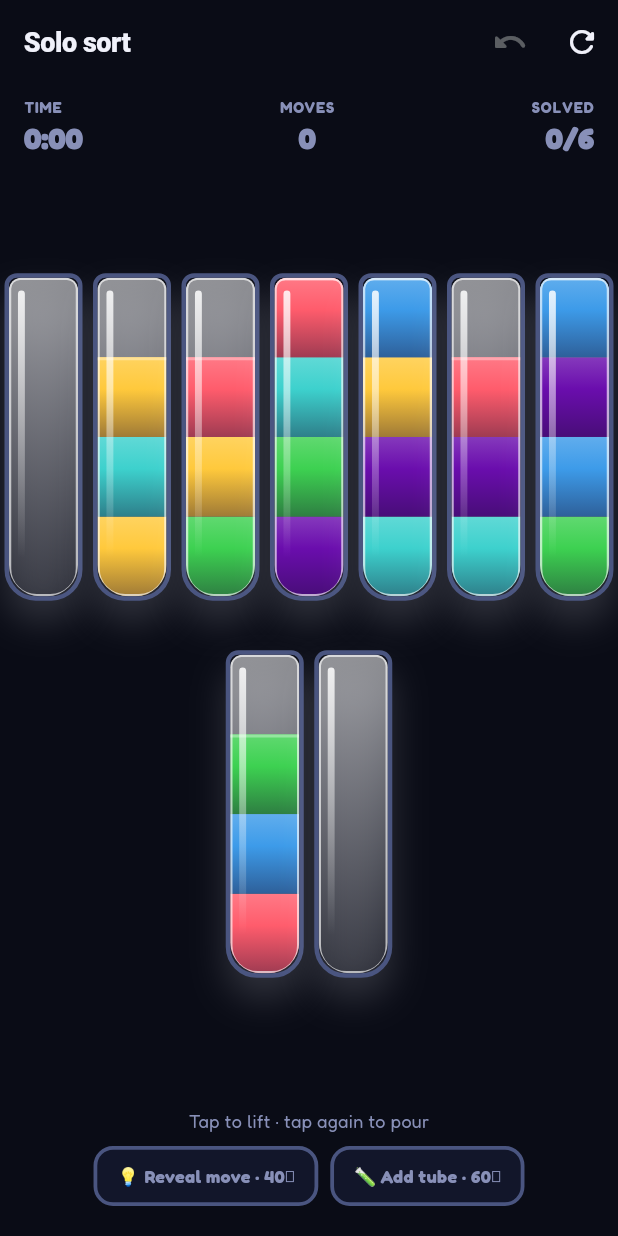
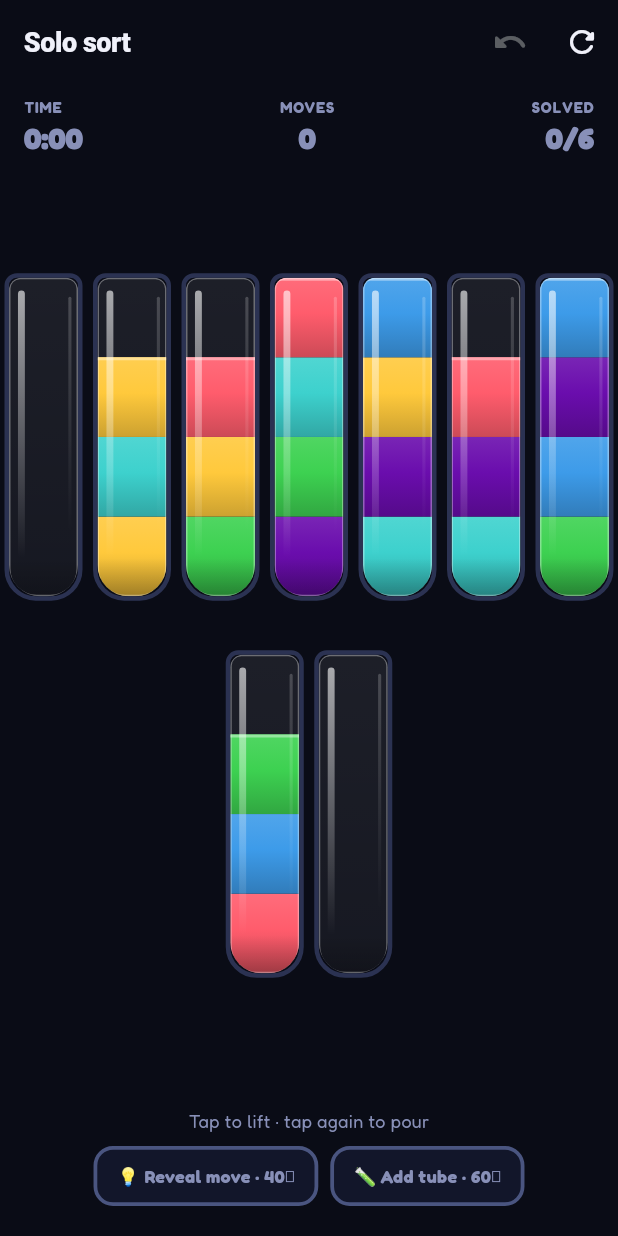
Before and after one commit to hamoodcode990/vialo, a Flutter app: the SoloGameScreen screen opened directly, after a tap on "🧪 Add tube · 60🪙", on a phone screen of 412 x 824 dp. Run offline on Flutter 3.47's test engine with Material 3 defaults, Android fonts, the phone set to English and light mode, and no system bars; our stand-ins replace audioplayers, flutter_riverpod, flutter_secure_storage, flutter_svg, google_mobile_ads, shared_preferences and 1 more; missing offline and left inert: flutter_displaymode, purchases_flutter; accounts and stored records are empty.

Commit message:
Phase 4: clear glass, flat liquid, softer selection dimming
Empty glass is white at 5-8%, background visible. The grey came from the
tube's BoxShadow painting under the whole box, so that is gone. Rim is a thin
bright edge with a darker outer edge; adds a right-edge highlight and a soft
inner shadow at the bottom curve. Liquid has a flat surface with a 2px lighter
meniscus and a subtle per-band gradient. Non-selected tubes dim to 75% over
120ms instead of 34% over 180ms; green outline on legal targets stays.

Co-Authored-By: Claude Opus 5.5 <noreply@anthropic.com>

```diff
--- a/app/lib/widgets/pour_animation.dart
+++ b/app/lib/widgets/pour_animation.dart
@@ -2,7 +2,6 @@ import 'dart:math' as math;
 
 import 'package:flutter/material.dart';
 
-import '../theme/app_colors.dart';
 import 'tube_geometry.dart';
 import 'tube_painter.dart';
 
@@ -412,7 +411,7 @@ class _StagePainter extends CustomPainter {
         Paint()
           ..style = PaintingStyle.stroke
           ..strokeWidth = kTubeBorder
-          ..color = AppColors.outline,
+          ..color = kTubeEdgeColor,
       );
     });
   }
--- a/app/lib/widgets/tube_painter.dart
+++ b/app/lib/widgets/tube_painter.dart
@@ -1,6 +1,5 @@
 import 'package:flutter/material.dart';
 
-import '../theme/app_colors.dart';
 import '../theme/board_colors.dart';
 
 /// A contiguous run of one colour, bottom-up. Fractional while a pour is
@@ -63,15 +62,17 @@ Color shade(Color c, int delta) {
   );
 }
 
-// A shared "essence" undertone every liquid blends toward near the bottom of
-// its vial. tube_palettes.dart's audited hex values are untouched; only how a
-// resolved colour gets painted changes here.
-const _essenceUndertone = Color(0xFF1A0E2E);
+/// The darker outer edge that separates a tube from the background. Selected,
+/// legal-target and sealed tubes replace it with their own colour.
+const Color kTubeEdgeColor = Color(0xFF2B3252);
 
-List<Color> _essenceGradient(Color base) => [
-      Color.lerp(base, Colors.white, 0.18)!,
+/// Each colour band: a touch lighter at the top, a touch darker at the bottom.
+/// tube_palettes.dart's audited hex values are untouched; only how a resolved
+/// colour gets painted changes here.
+List<Color> _bandGradient(Color base) => [
+      Color.lerp(base, Colors.white, 0.10)!,
       base,
-      Color.lerp(base, _essenceUndertone, 0.42)!,
+      Color.lerp(base, Colors.black, 0.20)!,
     ];
 
 RRect tubeRRect(Size size) => RRect.fromRectAndCorners(
@@ -89,8 +90,8 @@ Paint bandPaint(Color color, Rect rect) {
     ..shader = LinearGradient(
       begin: Alignment.topCenter,
       end: Alignment.bottomCenter,
-      colors: metallic ? kMetallicGoldStops : _essenceGradient(color),
-      stops: metallic ? const [0.0, 0.3, 0.7, 1.0] : const [0.0, 0.4, 1.0],
+      colors: metallic ? kMetallicGoldStops : _bandGradient(color),
+      stops: metallic ? const [0.0, 0.3, 0.7, 1.0] : const [0.0, 0.45, 1.0],
     ).createShader(rect);
 }
 
@@ -122,28 +123,39 @@ Paint meniscusPaint(Color color) => Paint()
   ..strokeWidth = 2
   ..style = PaintingStyle.stroke;
 
+/// Clear glass: the background shows through, with the faintest white tint.
 void paintGlassBack(Canvas canvas, Size size) {
   canvas.drawRRect(
     tubeRRect(size),
     Paint()
       ..shader = LinearGradient(
-        begin: Alignment.topLeft,
-        end: Alignment.bottomRight,
-        colors: [Colors.white.withValues(alpha: 0.55), AppColors.txt.withValues(alpha: 0.05)],
+        begin: Alignment.topCenter,
+        end: Alignment.bottomCenter,
+        colors: [Colors.white.withValues(alpha: 0.08), Colors.white.withValues(alpha: 0.05)],
       ).createShader(Offset.zero & size),
   );
 }
 
+/// Everything in front of the liquid: inner shadow at the bottom curve, the
+/// left streak, a faint right-edge highlight and the bright rim.
 void paintGlassFront(Canvas canvas, Size size) {
   final w = size.width, h = size.height;
   final rrect = tubeRRect(size);
-  canvas.drawRRect(
-    rrect.deflate(0.75),
+
+  canvas.save();
+  canvas.clipRRect(rrect);
+  final shadow = Rect.fromLTWH(0, h - w * 0.55, w, w * 0.55);
+  canvas.drawRect(
+    shadow,
     Paint()
-      ..style = PaintingStyle.stroke
-      ..strokeWidth = 1.5
-      ..color = Colors.white.withValues(alpha: 0.65),
+      ..shader = LinearGradient(
+        begin: Alignment.topCenter,
+        end: Alignment.bottomCenter,
+        colors: [Colors.black.withValues(alpha: 0), Colors.black.withValues(alpha: 0.22)],
+      ).createShader(shadow),
   );
+  canvas.restore();
+
   final streak = Rect.fromLTWH(w * 0.13, h * 0.04, w * 0.1, h * 0.84);
   canvas.drawRRect(
     RRect.fromRectAndRadius(streak, Radius.circular(w * 0.05)),
@@ -151,8 +163,27 @@ void paintGlassFront(Canvas canvas, Size size) {
       ..shader = LinearGradient(
         begin: Alignment.topCenter,
         end: Alignment.bottomCenter,
-        colors: [Colors.white.withValues(alpha: 0.85), Colors.white.withValues(alpha: 0)],
+        colors: [Colors.white.withValues(alpha: 0.62), Colors.white.withValues(alpha: 0)],
       ).createShader(streak),
+  );
+
+  final rightEdge = Rect.fromLTWH(w * 0.86, h * 0.06, w * 0.045, h * 0.74);
+  canvas.drawRRect(
+    RRect.fromRectAndRadius(rightEdge, Radius.circular(w * 0.03)),
+    Paint()
+      ..shader = LinearGradient(
+        begin: Alignment.topCenter,
+        end: Alignment.bottomCenter,
+        colors: [Colors.white.withValues(alpha: 0.20), Colors.white.withValues(alpha: 0)],
+      ).createShader(rightEdge),
+  );
+
+  canvas.drawRRect(
+    rrect.deflate(0.5),
+    Paint()
+      ..style = PaintingStyle.stroke
+      ..strokeWidth = 1
+      ..color = Colors.white.withValues(alpha: 0.35),
   );
 }
 
--- a/app/lib/widgets/tube_view.dart
+++ b/app/lib/widgets/tube_view.dart
@@ -93,7 +93,7 @@ class _TubeViewState extends State<TubeView> with TickerProviderStateMixin {
     } else if (widget.isTarget) {
       borderColor = AppColors.p1;
     } else {
-      borderColor = AppColors.outline;
+      borderColor = kTubeEdgeColor;
     }
 
     Widget glass = CustomPaint(
@@ -116,14 +116,9 @@ class _TubeViewState extends State<TubeView> with TickerProviderStateMixin {
           bottomLeft: Radius.circular(widget.width * 0.4),
           bottomRight: Radius.circular(widget.width * 0.4),
         ),
+        // No BoxShadow: a shadow paints under the whole box, so it would show
+        // through the clear glass and turn it grey.
         border: Border.all(color: borderColor, width: borderWidth),
-        boxShadow: [
-          BoxShadow(
-            color: AppColors.txt.withValues(alpha: 0.16),
-            blurRadius: 20,
-            offset: const Offset(0, 14),
-          ),
-        ],
       ),
       child: ClipRRect(
         borderRadius: BorderRadius.only(
@@ -143,8 +138,8 @@ class _TubeViewState extends State<TubeView> with TickerProviderStateMixin {
       child: GestureDetector(
         onTap: widget.onTap,
         child: AnimatedOpacity(
-          opacity: widget.dimmed ? 0.34 : 1.0,
-          duration: const Duration(milliseconds: 180),
+          opacity: widget.dimmed ? 0.75 : 1.0,
+          duration: const Duration(milliseconds: 120),
           child: AnimatedBuilder(
             animation: _shakeCtrl,
             builder: (context, child) {
```
